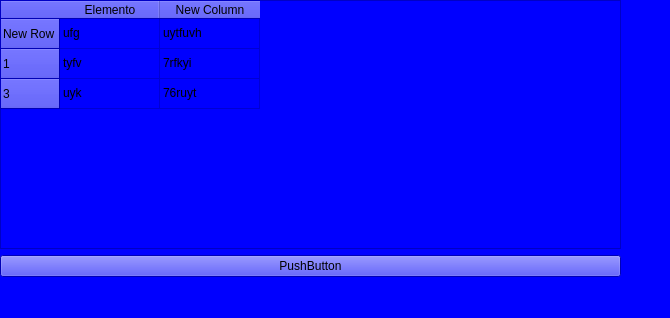
This is UI/table_wgt.ui in AntonioRIcca/ARStool as Qt 5 draws it before an edit. The edited form follows.
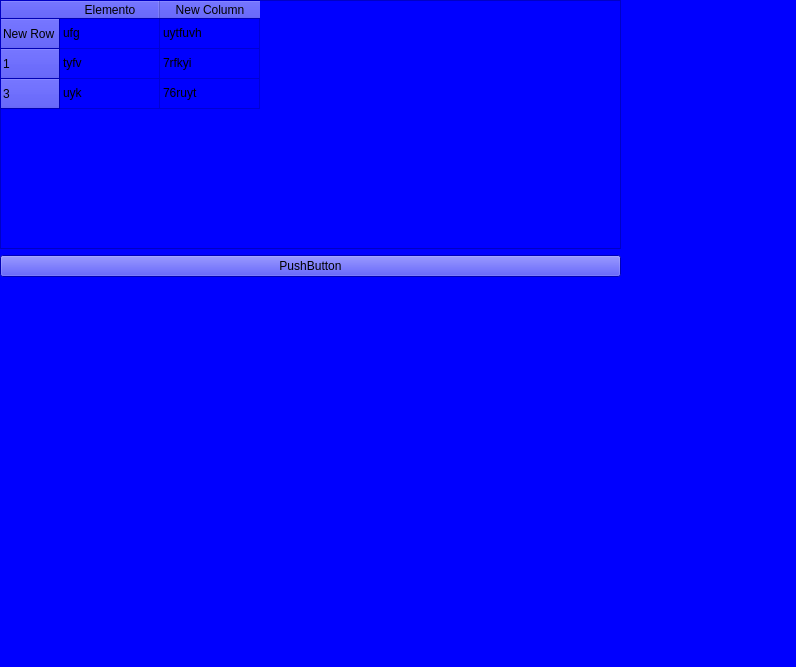
This is the edited form.

What changed in the file:
```diff
--- a/UI/table_wgt.ui
+++ b/UI/table_wgt.ui
@@ -6,8 +6,8 @@
    <rect>
     <x>0</x>
     <y>0</y>
-    <width>670</width>
-    <height>318</height>
+    <width>796</width>
+    <height>667</height>
    </rect>
   </property>
   <property name="sizePolicy">
```
